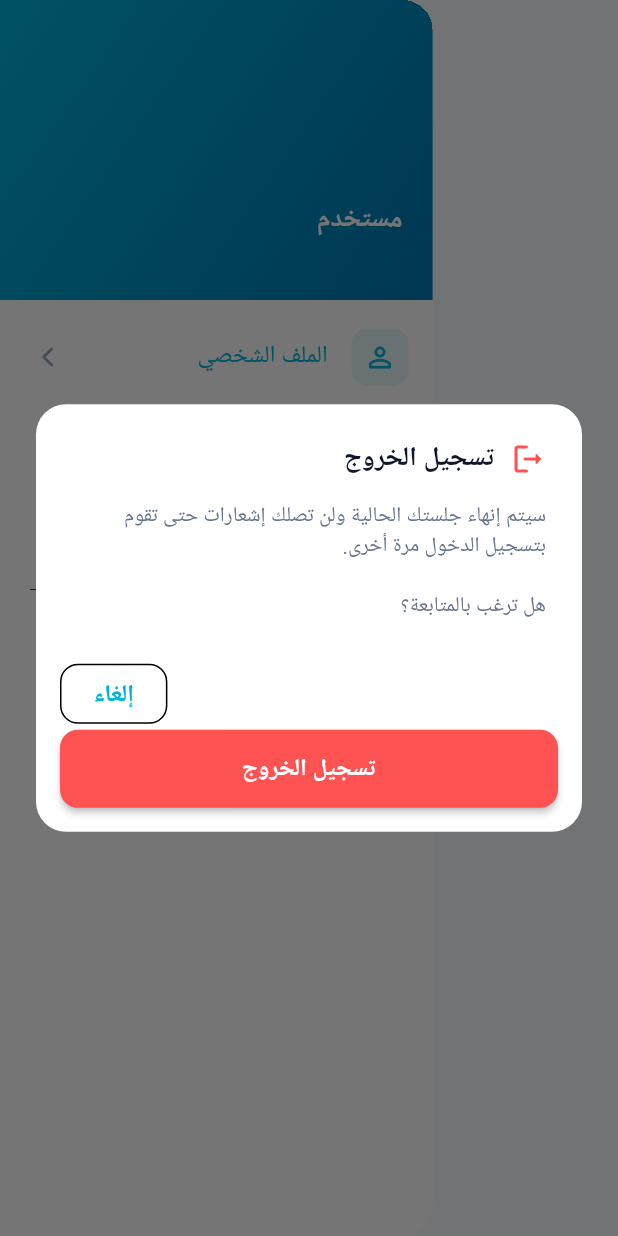
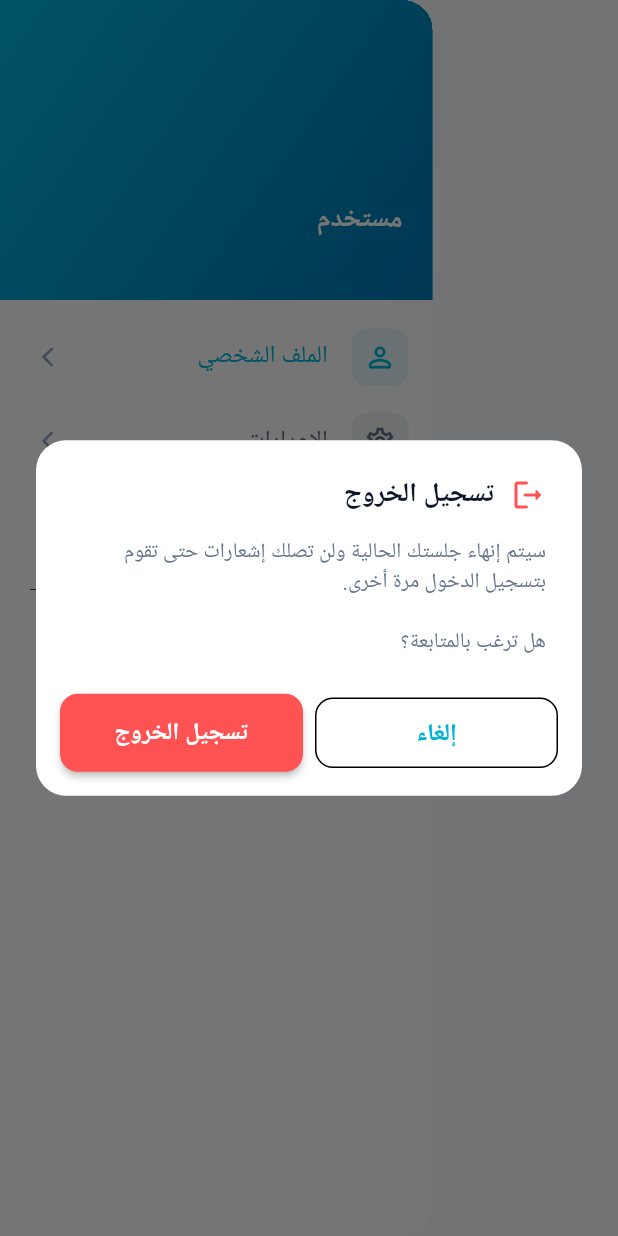
Before and after one commit to mhmoud-muhammad/kyan, a Flutter app: the _AppDrawer widget shown alone on an empty page, opened directly, after a tap on "تسجيل الخروج", on a phone screen of 412 x 824 dp. Run offline on Flutter 3.47's test engine with Material 3 defaults, Android fonts, the phone set to English and light mode, and no system bars; our stand-ins replace dartz, dio, flutter_local_notifications, flutter_riverpod, flutter_secure_storage, geolocator and 3 more; accounts and stored records are empty; generated files the repository leaves out were written again; network calls fail.

```diff
--- a/lib/core/constants/api_constants.dart
+++ b/lib/core/constants/api_constants.dart
@@ -98,7 +98,7 @@ class ApiConstants {
   static const String createPickupRequestEndpoint = '/parent/pickup/create/';
 
   static const String updateStudentStatusBase =
-      '/teacher/students/'; // ثم نضيف id والـ action
+      '/teacher/student/'; // ثم نضيف id والـ action
   // ================= DUMMY DATA =================
   static const bool useDummyData = bool.fromEnvironment(
     'USE_DUMMY_DATA',
--- a/lib/presentation/screens/guardian/guardian_home_screen.dart
+++ b/lib/presentation/screens/guardian/guardian_home_screen.dart
@@ -145,11 +145,7 @@ class _AppDrawer extends ConsumerWidget {
               color: AppColors.error,
               onTap: () async {
                 debugPrint('1. onTap: بدأ');
-
-                final shouldLogout = await _showLogoutConfirmationDialog(
-                  context,
-                  ref,
-                );
+                await showLogoutConfirmation(context, ref);
               },
             ),
           ],
@@ -882,10 +878,7 @@ Widget _buildLoadingShimmer() {
   );
 }
 
-Future<void> _showLogoutConfirmationDialog(
-  BuildContext context,
-  WidgetRef ref,
-) async {
+Future<void> showLogoutConfirmation(BuildContext context, WidgetRef ref) async {
   final bool? confirm = await showDialog<bool>(
     context: context,
     barrierDismissible: false,
@@ -915,19 +908,25 @@ Future<void> _showLogoutConfirmationDialog(
           style: TextStyle(height: 1.4),
         ),
 
-        // ===== الأزرار =====
+        // ===== الأزرار في صف واحد بنفس الحجم =====
         actions: [
-          OutlinedButton(
+          Row(
+            children: [
+              Expanded(
+                child: OutlinedButton(
                   onPressed: () => Navigator.pop(context, false),
                   style: OutlinedButton.styleFrom(
                     shape: RoundedRectangleBorder(
                       borderRadius: BorderRadius.circular(12),
                     ),
+                    padding: const EdgeInsets.symmetric(vertical: 12),
                   ),
                   child: const Text('إلغاء'),
                 ),
-          const SizedBox(width: 8),
-          ElevatedButton(
+              ),
+              const SizedBox(width: 8), // مسافة بين الزرين
+              Expanded(
+                child: ElevatedButton(
                   onPressed: () => Navigator.pop(context, true),
                   style: ElevatedButton.styleFrom(
                     backgroundColor: Colors.redAccent,
@@ -936,12 +935,15 @@ Future<void> _showLogoutConfirmationDialog(
                     shape: RoundedRectangleBorder(
                       borderRadius: BorderRadius.circular(12),
                     ),
-              padding: const EdgeInsets.symmetric(horizontal: 20, vertical: 12),
+                    padding: const EdgeInsets.symmetric(vertical: 12),
                   ),
                   child: const Text(
                     'تسجيل الخروج',
                     style: TextStyle(fontWeight: FontWeight.bold),
                   ),
+                ),
+              ),
+            ],
           ),
         ],
       );
```
Also changed, not shown: lib/presentation/screens/teacher/teacher_home_screen.dart (+14 -6 lines). Lines whose indentation alone changed are shown as unchanged.
